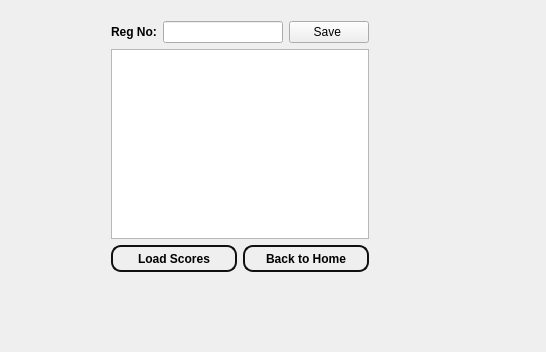
First picture: the form in score_teacher.ui, repository suvam452/Mulyankan, before the edit.
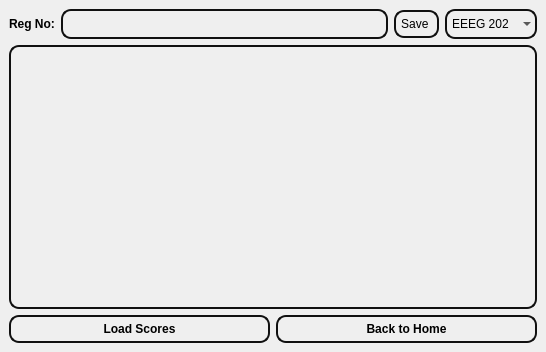
Second picture: the form after the edit.

What changed in the file:
```diff
--- a/score_teacher.ui
+++ b/score_teacher.ui
@@ -14,15 +14,8 @@
    <string>MainWindow</string>
   </property>
   <widget class="QWidget" name="centralwidget">
-   <widget class="QWidget" name="">
-    <property name="geometry">
-     <rect>
-      <x>111</x>
-      <y>21</y>
-      <width>258</width>
-      <height>251</height>
-     </rect>
-    </property>
+   <layout class="QVBoxLayout" name="verticalLayout_2">
+    <item>
     <layout class="QVBoxLayout" name="verticalLayout">
      <item>
       <layout class="QHBoxLayout" name="horizontalLayout">
@@ -39,19 +32,125 @@
         </widget>
        </item>
        <item>
-        <widget class="QLineEdit" name="lineEdit_regno_toshow"/>
+         <widget class="QLineEdit" name="lineEdit_regno_toshow">
+          <property name="styleSheet">
+           <string notr="true">QLineEdit{
+    border: 2px solid rgb(16, 16, 16);
+    border-radius: 10px; 
+    background-color: rgb(255, 255, 255,0);
+    min-width: 8px; 
+    min-height: 8px;
+    padding: 5px;
+    margin: 0px;
+}
+</string>
+          </property>
+         </widget>
        </item>
        <item>
         <widget class="QPushButton" name="pushButton_2">
+          <property name="styleSheet">
+           <string notr="true">QPushButton {
+    border: 2px solid rgb(16, 16, 16);
+    border-radius: 10px; 
+    background-color:rgb(255, 255, 255,0);
+    min-width: 9px; 
+    min-height: 9px; 
+    padding: 5px; 
+    margin: 0px; 
+}
+</string>
+          </property>
          <property name="text">
           <string>Save </string>
          </property>
         </widget>
        </item>
+        <item>
+         <widget class="QComboBox" name="comboBox_subject">
+          <property name="styleSheet">
+           <string notr="true">QComboBox{
+    border: 2px solid rgb(16, 16, 16);
+    border-radius: 10px; 
+    background-color:rgb(255, 255, 255,0);
+    min-width: 9px; 
+    min-height: 9px; 
+    padding: 5px; 
+    margin: 0px; 
+}
+</string>
+          </property>
+          <item>
+           <property name="text">
+            <string>EEEG 202</string>
+           </property>
+          </item>
+          <item>
+           <property name="text">
+            <string>MCSC 201</string>
+           </property>
+          </item>
+          <item>
+           <property name="text">
+            <string>COMP 202</string>
+           </property>
+          </item>
+          <item>
+           <property name="text">
+            <string>EEEG 211</string>
+           </property>
+          </item>
+          <item>
+           <property name="text">
+            <string>MATH 208</string>
+           </property>
+          </item>
+         </widget>
+        </item>
       </layout>
      </item>
      <item>
-      <widget class="QTableView" name="tableView_scores"/>
+       <widget class="QTableView" name="tableView_scores">
+        <property name="styleSheet">
+         <string notr="true">QTableView {
+    border: 2px solid rgb(16, 16, 16);
+    border-radius: 10px;
+    background-color: rgba(255, 255, 255, 0); /* transparent */
+    gridline-color: rgba(16, 16, 16, 50);
+    padding: 5px;
+    margin: 0px;
+    selection-background-color: rgba(135, 206, 250, 180); /* light blue on selection */
+    selection-color: black;
+    show-grid: true;
+}
+
+QHeaderView::section {
+    background-color: rgba(200, 200, 200, 150);
+    padding: 4px;
+    border: 1px solid gray;
+    border-radius: 4px;
+    font-weight: bold;
+}
+
+QTableView::item {
+    border: 1px solid rgb(120, 120, 120);
+    border-radius: 6px;
+    padding: 5px;
+    background-color: rgba(255, 255, 255, 30); /* slight transparency */
+    color: black;
+}
+
+QTableView::item:selected {
+    background-color: rgba(135, 206, 250, 180);
+    color: black;
+}
+
+QTableView::item:hover {
+    background-color: rgba(200, 200, 200, 100);
+}
+</string>
+        </property>
+       </widget>
      </item>
      <item>
       <layout class="QHBoxLayout" name="horizontalLayout_4">
@@ -106,7 +205,8 @@
       </layout>
      </item>
     </layout>
-   </widget>
+    </item>
+   </layout>
   </widget>
  </widget>
  <resources/>
```
Lines whose indentation alone changed are shown as unchanged.
